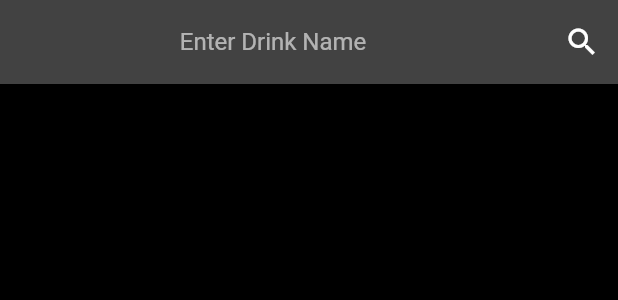
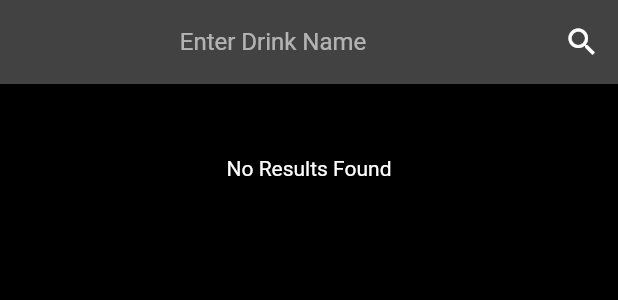
Before and after one commit to ankanSikdar/flutter-drinks-wiki, a Flutter app: the SearchPage widget shown alone on an empty page, opened directly, on a phone screen of 412 x 824 dp. Shown: the top 300 px of the screen. Run offline on Flutter 3.47's test engine with Material 2 defaults, Android fonts, the phone set to English and light mode, and no system bars; our stand-ins replace cached_network_image, google_fonts; network calls fail; Roboto replaces fonts that are missing (Milonga).

Commit message:
Added text to empty search page

```diff
--- a/lib/pages/search_page.dart
+++ b/lib/pages/search_page.dart
@@ -2,6 +2,7 @@ import 'package:drinks_wiki/models/drink_list.dart';
 import 'package:drinks_wiki/widgets/drinks_grid_view.dart';
 import 'package:flutter/material.dart';
 import 'package:drinks_wiki/repositories/repositories.dart';
+import 'package:flutter/rendering.dart';
 
 class SearchPage extends StatefulWidget {
   const SearchPage({Key key}) : super(key: key);
@@ -72,9 +73,16 @@ class _SearchPageState extends State<SearchPage> {
                   ),
           ],
         ),
-        SliverPadding(
-            padding: EdgeInsets.symmetric(horizontal: 8.0, vertical: 8.0),
-            sliver: DrinksGridView(drinkList)),
+        drinkList.length == 0
+            ? SliverToBoxAdapter(
+                child: Padding(
+                  padding: EdgeInsets.symmetric(vertical: 48.0),
+                  child: Center(child: Text('No Results Found')),
+                ),
+              )
+            : SliverPadding(
+                padding: EdgeInsets.symmetric(horizontal: 8.0, vertical: 8.0),
+                sliver: DrinksGridView(drinkList)),
       ],
     );
   }
```
